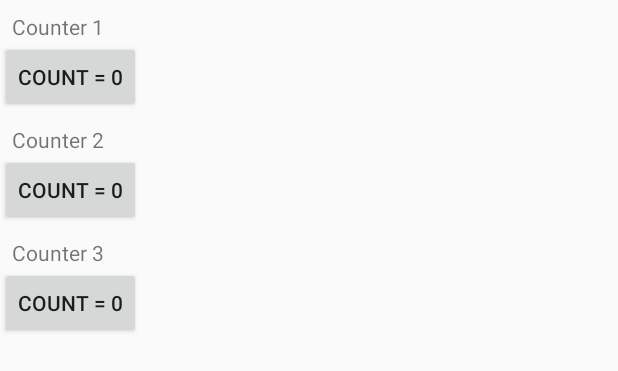
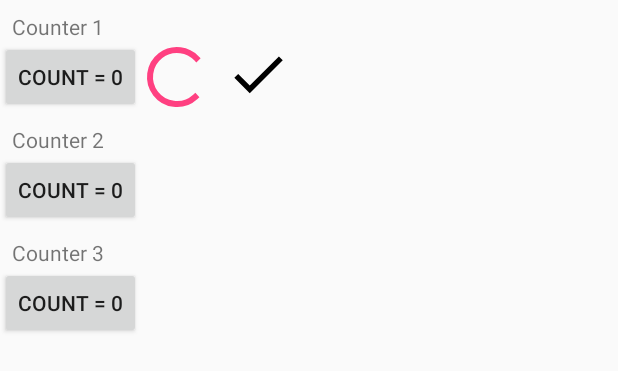
Before and after one commit to Golgoroth22/GeekBrains_Android3, an Android app: the layout activity_main.xml on its own in the app's theme, with its tools: preview values and no code run, on a phone screen of 412 x 824 dp. Shown: the top 371 px of the screen. Run offline under Robolectric (Android 15) with nearby library versions, the phone set to English and light mode, and no system bars.

```diff
--- /dev/null
+++ b/A3_Falin/app/src/main/res/drawable/ic_done_black_24dp.xml
@@ -0,0 +1,9 @@
+<vector xmlns:android="http://schemas.android.com/apk/res/android"
+        android:width="24dp"
+        android:height="24dp"
+        android:viewportWidth="24.0"
+        android:viewportHeight="24.0">
+    <path
+        android:fillColor="#FF000000"
+        android:pathData="M9,16.2L4.8,12l-1.4,1.4L9,19 21,7l-1.4,-1.4L9,16.2z"/>
+</vector>
--- a/A3_Falin/app/src/main/res/layout/activity_main.xml
+++ b/A3_Falin/app/src/main/res/layout/activity_main.xml
@@ -14,11 +14,30 @@
         android:layout_marginTop="@dimen/dimen_8dp"
         android:text="@string/counter_1" />
 
-    <Button
-        android:id="@+id/btnCounter1"
+    <LinearLayout
         android:layout_width="wrap_content"
         android:layout_height="wrap_content"
-        android:text="@string/count_0" />
+        android:orientation="horizontal">
+
+        <Button
+            android:id="@+id/btnCounter1"
+            android:layout_width="wrap_content"
+            android:layout_height="wrap_content"
+            android:text="@string/count_0" />
+
+        <ProgressBar
+            android:id="@+id/btn1_progress_bar"
+            android:layout_width="wrap_content"
+            android:layout_height="wrap_content" />
+
+        <ImageView
+            android:id="@+id/btn1_status_image"
+            android:layout_width="44dp"
+            android:layout_height="44dp"
+            android:layout_marginLeft="@dimen/dimen_8dp"
+            android:contentDescription="TODO"
+            android:src="@drawable/ic_done_black_24dp" />
+    </LinearLayout>
 
     <TextView
         android:layout_width="wrap_content"
```
Also changed, not shown: A3_Falin/app/src/main/java/com/falin/valentin/a3_falin/presenter/Presenter.java (+13 -2 lines), A3_Falin/app/src/main/java/com/falin/valentin/a3_falin/view/MainActivity.java (+19 -2 lines).
